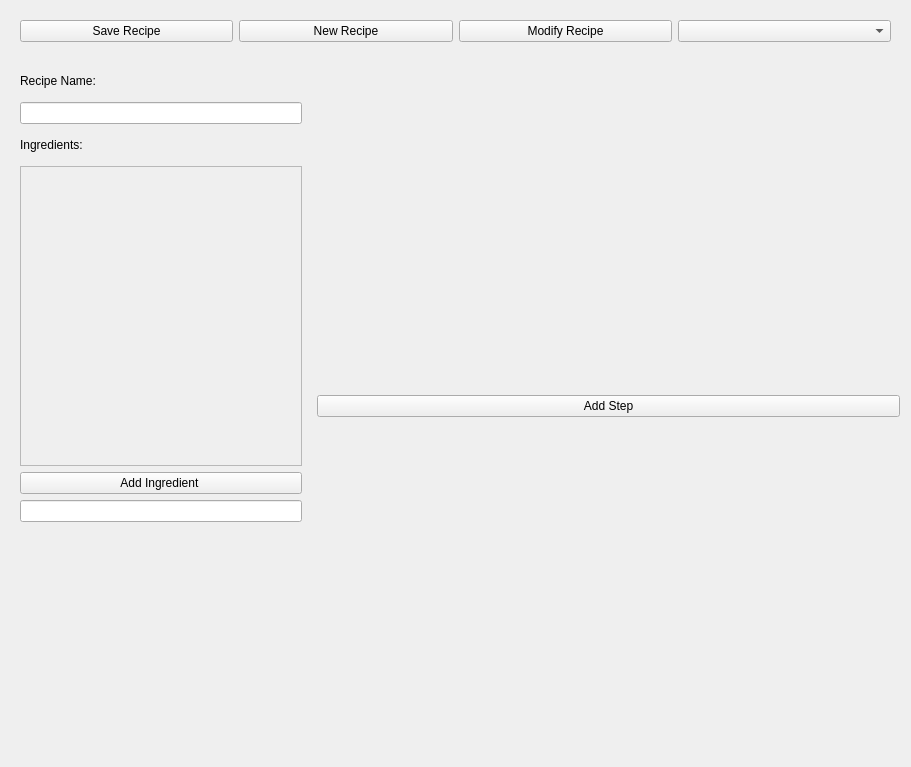
This is create_recipe.ui in radio0but/RecipeDatabase as Qt 5 draws it before an edit. The edited form follows.
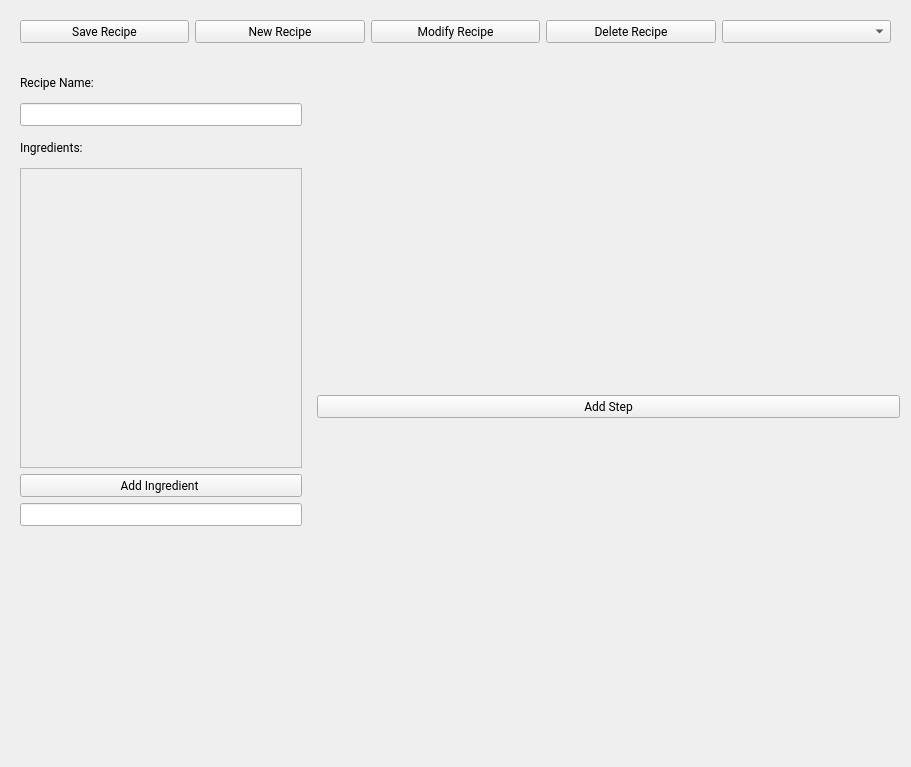
This is the edited form. Icons and pictures are not drawn.

```diff
--- a/create_recipe.ui
+++ b/create_recipe.ui
@@ -22,6 +22,11 @@
     <height>767</height>
    </size>
   </property>
+  <property name="font">
+   <font>
+    <family>Roboto</family>
+   </font>
+  </property>
   <layout class="QVBoxLayout" name="verticalLayout">
    <item>
     <widget class="QFrame" name="frame">
@@ -53,6 +58,13 @@
         </property>
        </widget>
       </item>
+      <item>
+       <widget class="QPushButton" name="remove_recipe_button">
+        <property name="text">
+         <string>Delete Recipe</string>
+        </property>
+       </widget>
+      </item>
       <item>
        <widget class="QComboBox" name="recipes_dropdown"/>
       </item>
@@ -116,7 +128,7 @@
              <x>0</x>
              <y>0</y>
              <width>284</width>
-             <height>215</height>
+             <height>221</height>
             </rect>
            </property>
            <layout class="QGridLayout" name="ingredients_layout_2"/>
```
